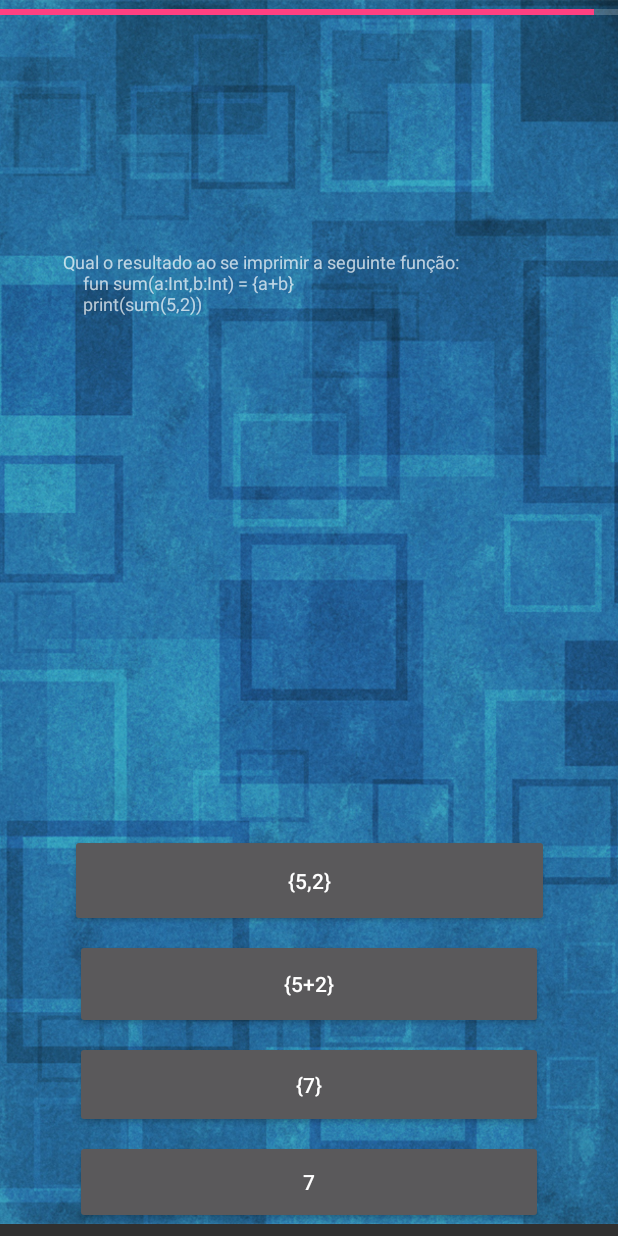
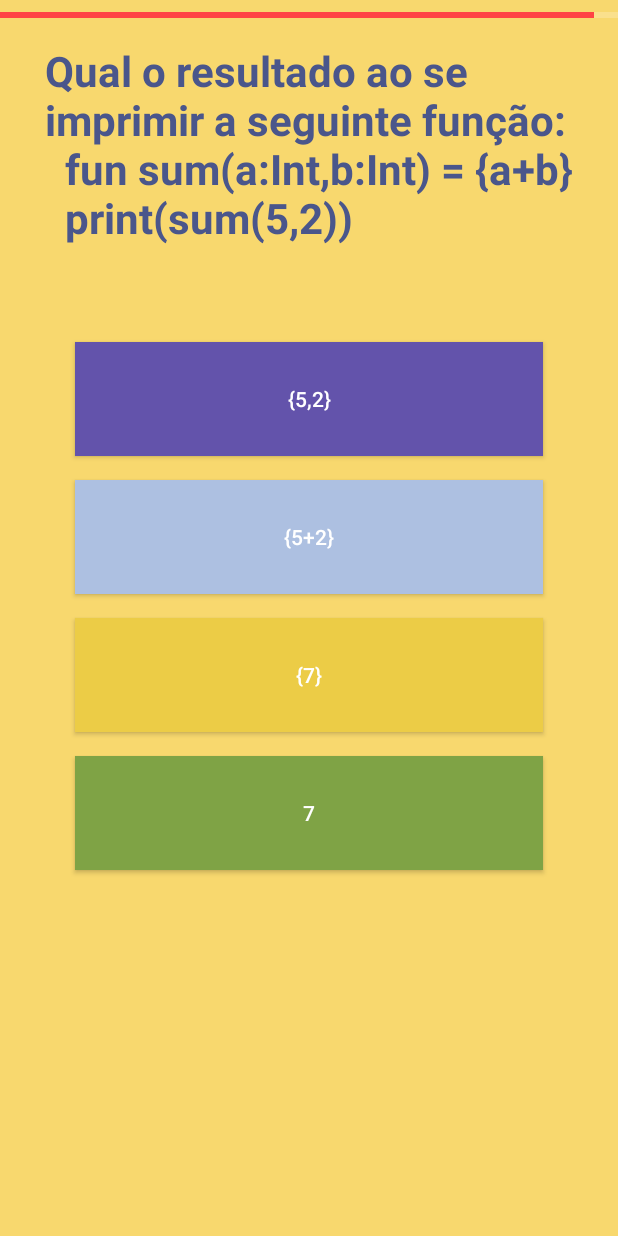
Before and after one commit to pedrohff/kotlinando, an Android app: the screen it shows after launch (ViewQuestao), after a tap on "JOGAR", on a phone screen of 412 x 824 dp. Run offline under Robolectric (Android 15) with nearby library versions, the phone set to English and light mode, and no system bars; our stand-ins replace Room's generated code.

Commit message:
Alterações no layout, correções de bug e configuração do Room

```diff
--- a/app/src/main/java/com/kotlinquiz/dao/LogQuestaoDao.kt
+++ b/app/src/main/java/com/kotlinquiz/dao/LogQuestaoDao.kt
@@ -11,8 +11,8 @@ import com.kotlinquiz.model.LogQuestao
     @Query("select * from logQuestao")
     fun getAll() : List<LogQuestao>
 
-    @Insert(onConflict = REPLACE)
-    fun save(log: LogQuestao)
+    @Insert
+    fun save(logs: LogQuestao) : Long
 
     @Update(onConflict = REPLACE)
     fun update(log: LogQuestao)
--- a/app/src/main/java/com/kotlinquiz/dao/LogQuestaoDatabase.kt
+++ b/app/src/main/java/com/kotlinquiz/dao/LogQuestaoDatabase.kt
@@ -3,22 +3,39 @@ package com.kotlinquiz.dao
 import android.arch.persistence.room.Database
 import android.arch.persistence.room.Room
 import android.arch.persistence.room.RoomDatabase
-import android.arch.persistence.room.TypeConverters
 import android.content.Context
-import com.kotlinquiz.ext.StringConverter
 import com.kotlinquiz.model.LogQuestao
 
 /**
  * Created by pedro on 06/11/17.
  */
 
-@Database(entities = arrayOf(LogQuestao::class), version = 1, exportSchema = false)
+@Database(entities = arrayOf(LogQuestao::class), version = 2, exportSchema = false)
 //@TypeConverters(StringConverter::class)
 abstract class LogQuestaoDatabase : RoomDatabase() {
+
+
+
     abstract fun logQuestaoDao() : LogQuestaoDao
 
-    companion object{
-        private val databaseName = "diet"
+    companion object {
+        var INSTANCE : LogQuestaoDatabase?= null
+        val databaseName = "DB"
+
+        fun getDB(context: Context) : LogQuestaoDatabase {
+            if(INSTANCE == null) {
+                INSTANCE = Room.databaseBuilder(context.applicationContext, LogQuestaoDatabase::class.java, databaseName).fallbackToDestructiveMigration().allowMainThreadQueries().build()
+            }
+            return INSTANCE as LogQuestaoDatabase
+        }
+
+        fun destroyDB() {
+            INSTANCE = null
+        }
+    }
+
+    /*companion object{
+
 
         var dbInstance:LogQuestaoDao? = null
         fun getInstance(context: Context):LogQuestaoDao?{
@@ -26,5 +43,5 @@ abstract class LogQuestaoDatabase : RoomDatabase() {
                 dbInstance = Room.inMemoryDatabaseBuilder(context, LogQuestaoDatabase::class.java).build().logQuestaoDao()
             return dbInstance;
         }
-    }
+    }*/
 }
--- a/app/src/main/java/com/kotlinquiz/ext/Extensions.kt
+++ b/app/src/main/java/com/kotlinquiz/ext/Extensions.kt
@@ -1,10 +1,6 @@
 package com.kotlinquiz.ext
 
-import android.arch.persistence.room.Room
 import android.content.Context
-import android.os.AsyncTask
-import com.kotlinquiz.dao.DB
-import com.kotlinquiz.dao.LogQuestaoDao
 import com.kotlinquiz.dao.LogQuestaoDatabase
 import com.kotlinquiz.model.LogQuestao
 import java.util.*
@@ -30,25 +26,18 @@ fun <T> Iterable<T>.shuffle(): List<T> {
     return list
 }
 
-fun saveLog(context: Context,logQuestao: LogQuestao) {
-    Room.databaseBuilder(context, LogQuestao::class.java, LogQuestaoDatabase)
+fun saveLog(context: Context,logQuestao: LogQuestao): Long {
+    val db = LogQuestaoDatabase.getDB(context)
+    var x: Long
 
-    object : AsyncTask<Void, Void, Void>() {
-        override fun doInBackground(vararg voids: Void): Void? {
-            LogQuestaoDatabase.getInstance(context)?.save(logQuestao)
-            return null
-        }
-    }.execute()
+    x = db.logQuestaoDao().save(logQuestao)
+    return x
 }
 
 fun loadLogs(context: Context) : List<LogQuestao>? {
+    val db = LogQuestaoDatabase.getDB(context)
     var list : List<LogQuestao>? = null
-    object : AsyncTask<Void, Void, List<LogQuestao>>() {
-        override fun doInBackground(vararg voids: Void): List<LogQuestao>? {
-            list = LogQuestaoDatabase.getInstance(context)?.getAll()
-            return null
-        }
-    }.execute()
+    list = db.logQuestaoDao().getAll()
 
     return list
 }
--- a/app/src/main/java/com/kotlinquiz/view/MainActivity.kt
+++ b/app/src/main/java/com/kotlinquiz/view/MainActivity.kt
@@ -3,12 +3,10 @@ package com.kotlinquiz.view
 import android.content.Intent
 import android.media.MediaPlayer
 import android.os.Bundle
-import android.support.annotation.UiThread
 import android.support.v7.app.AppCompatActivity
 import android.view.animation.Animation
 import android.view.animation.ScaleAnimation
 import com.kotlinquiz.R
-import com.kotlinquiz.dao.LogQuestaoDatabase
 import com.kotlinquiz.ext.loadLogs
 import com.kotlinquiz.model.LogQuestao
 import kotlinx.android.synthetic.main.activity_main.*
@@ -31,8 +29,10 @@ class MainActivity : AppCompatActivity() {
         var listLog = loadLogs(this)
         pontuacao = listLog?.fold(0.0) { acc: Double, logQuestao: LogQuestao -> acc + logQuestao.pontuacao }
 
-        if (pontuacao != null)
-            tvPontuacao.text = pontuacao.toString()
+        if (pontuacao != null) {
+            var x = pontuacao.toInt()
+            tvPontuacao.text = x.toString()
+        }
         animarBotao();
 
     }
@@ -54,8 +54,10 @@ class MainActivity : AppCompatActivity() {
         val listLog = loadLogs(this)
         pontuacao = listLog?.fold(0.0) { acc: Double, logQuestao: LogQuestao -> acc + logQuestao.pontuacao }
 
-        if (pontuacao != null)
-            tvPontuacao.text = pontuacao.toString()
+        if (pontuacao != null) {
+            var x = pontuacao.toInt()
+            tvPontuacao.text = x.toString()
+        }
     }
 
     fun animarBotao() {
--- a/app/src/main/java/com/kotlinquiz/view/ViewFeedback.kt
+++ b/app/src/main/java/com/kotlinquiz/view/ViewFeedback.kt
@@ -25,7 +25,11 @@ class ViewFeedback(var logQuestao: LogQuestao = LogQuestao()) : AppCompatActivit
             tvTitulo.text = "Resposta\nCorreta"
             tvTitulo.setTextColor(Color.parseColor("#5fba7d"))
         } else {
-            tvTitulo.text = "Resposta\nErrada"
+            if(logQuestao.tempoResposta==0)
+                tvTitulo.text = "Tempo\nEsgotado"
+            else
+                tvTitulo.text = "Resposta\nErrada"
+
             tvTitulo.setTextColor(Color.parseColor("#a06565"))
         }
 
--- a/app/src/main/res/layout/activity_main.xml
+++ b/app/src/main/res/layout/activity_main.xml
@@ -63,7 +63,7 @@
         android:text="@string/pontuacao_inicial"
         android:textColor="@android:color/black"
         android:textAlignment="center"
-        android:textSize="36sp"
+        android:textSize="44sp"
         android:textStyle="bold"
         app:layout_constraintBottom_toBottomOf="parent"
         app:layout_constraintEnd_toEndOf="parent"
--- a/app/src/main/res/layout/activity_view_questao.xml
+++ b/app/src/main/res/layout/activity_view_questao.xml
@@ -5,18 +5,8 @@
     android:layout_width="match_parent"
     android:layout_height="match_parent"
     tools:context=".view.ViewQuestao"
-    tools:layout_editor_absoluteY="25dp">
-
-    <ImageView
-        android:id="@+id/imageView3"
-        android:layout_width="0dp"
-        android:layout_height="0dp"
-        android:scaleType="centerCrop"
-        app:layout_constraintBottom_toBottomOf="@+id/resp4"
-        app:layout_constraintEnd_toEndOf="parent"
-        app:layout_constraintStart_toStartOf="parent"
-        app:layout_constraintTop_toTopOf="@+id/barra"
-        app:srcCompat="@drawable/bk_tela_questao" />
+    tools:layout_editor_absoluteY="25dp"
+    android:background="@color/colorBackground">
 
     <android.support.constraint.Guideline
         android:id="@+id/guideline"
@@ -36,74 +26,93 @@
         android:id="@+id/barra"
         style="?android:attr/progressBarStyleHorizontal"
         android:layout_width="match_parent"
-        android:layout_height="16dp"
-        android:progress="50" />
+        android:layout_height="20dp"
+        android:minHeight="20dp"
+        android:maxHeight="20dp"
+        android:progress="50"
+
+        android:progressTint="@android:color/holo_red_light" />
 
     <TextView
         android:id="@+id/tvPergunta"
-        android:layout_width="328dp"
-        android:layout_height="240dp"
-        android:layout_marginBottom="8dp"
-        android:layout_marginEnd="8dp"
-        android:layout_marginStart="8dp"
+        android:layout_width="352dp"
+        android:layout_height="wrap_content"
+        android:layout_marginEnd="2dp"
+        android:layout_marginStart="2dp"
         android:layout_marginTop="8dp"
-        android:text="TextView"
-        android:textSize="12sp"
-        app:layout_constraintBottom_toTopOf="@+id/resp1"
+        android:text="TextView\ntv\ntvtvtvtvtvtvtv\ntvtvtvtvtvtvtvttt"
+        android:textColor="@color/colorTextPrimary"
+        android:textSize="28sp"
+        android:textStyle="bold"
         app:layout_constraintEnd_toEndOf="parent"
         app:layout_constraintStart_toStartOf="parent"
         app:layout_constraintTop_toBottomOf="@+id/barra" />
 
     <Button
         android:id="@+id/resp1"
-        android:layout_width="319dp"
-        android:layout_height="62dp"
-        android:layout_marginBottom="8dp"
+        android:layout_width="312dp"
+        android:layout_height="76dp"
+        android:layout_marginEnd="8dp"
+        android:layout_marginStart="8dp"
+        android:layout_marginTop="64dp"
+        android:background="@color/colorBotao1"
         android:text="Button"
         android:textAlignment="center"
+        android:textAllCaps="false"
+        android:textColor="@color/colorWhite"
         android:textSize="14sp"
-        app:layout_constraintBottom_toTopOf="@+id/resp2"
-        app:layout_constraintEnd_toEndOf="@+id/resp4"
-        app:layout_constraintStart_toStartOf="@+id/resp2" />
+        app:layout_constraintEnd_toEndOf="parent"
+        app:layout_constraintStart_toStartOf="parent"
+        app:layout_constraintTop_toBottomOf="@+id/tvPergunta" />
 
     <Button
         android:id="@+id/resp2"
         android:layout_width="312dp"
-        android:layout_height="60dp"
-        android:layout_marginBottom="8dp"
+        android:layout_height="76dp"
+        android:layout_marginEnd="8dp"
+        android:layout_marginStart="8dp"
+        android:layout_marginTop="16dp"
+        android:background="@color/colorBotao2"
         android:text="Button"
         android:textAlignment="center"
+        android:textAllCaps="false"
+        android:textColor="@color/colorWhite"
         android:textSize="14sp"
-        app:layout_constraintBottom_toTopOf="@+id/resp3"
-        app:layout_constraintEnd_toEndOf="@+id/resp4"
-        app:layout_constraintStart_toStartOf="@+id/resp3" />
+        app:layout_constraintEnd_toEndOf="parent"
+        app:layout_constraintStart_toStartOf="parent"
+        app:layout_constraintTop_toBottomOf="@+id/resp1" />
 
     <Button
         android:id="@+id/resp3"
         android:layout_width="312dp"
-        android:layout_height="58dp"
-        android:layout_marginBottom="8dp"
+        android:layout_height="76dp"
+        android:layout_marginEnd="8dp"
+        android:layout_marginStart="8dp"
+        android:layout_marginTop="16dp"
+        android:background="@color/colorBotao3"
         android:text="Button"
         android:textAlignment="center"
+        android:textAllCaps="false"
+        android:textColor="@color/colorWhite"
         android:textSize="14sp"
-        app:layout_constraintBottom_toTopOf="@+id/resp4"
-        app:layout_constraintEnd_toEndOf="@+id/resp4"
-        app:layout_constraintHorizontal_bias="0.0"
-        app:layout_constraintLeft_toLeftOf="parent"
-        app:layout_constraintRight_toRightOf="parent"
-        app:layout_constraintStart_toStartOf="@+id/resp4" />
+        app:layout_constraintEnd_toEndOf="parent"
+        app:layout_constraintStart_toStartOf="parent"
+        app:layout_constraintTop_toBottomOf="@+id/resp2" />
 
     <Button
         android:id="@+id/resp4"
         android:layout_width="312dp"
-        android:layout_height="56dp"
-        android:layout_marginBottom="8dp"
+        android:layout_height="76dp"
         android:layout_marginEnd="8dp"
         android:layout_marginStart="8dp"
+        android:layout_marginTop="16dp"
+        android:background="@color/colorBotao4"
         android:text="Button"
         android:textAlignment="center"
+        android:textAllCaps="false"
+        android:textColor="@color/colorWhite"
         android:textSize="14sp"
-        app:layout_constraintBottom_toBottomOf="parent"
         app:layout_constraintEnd_toEndOf="parent"
-        app:layout_constraintStart_toStartOf="parent" />
+        app:layout_constraintStart_toStartOf="parent"
+        app:layout_constraintTop_toBottomOf="@+id/resp3" />
 </android.support.constraint.ConstraintLayout>
--- a/app/src/main/res/values/colors.xml
+++ b/app/src/main/res/values/colors.xml
@@ -1,6 +1,19 @@
 <?xml version="1.0" encoding="utf-8"?>
 <resources>
     <color name="colorPrimary">#3F51B5</color>
-    <color name="colorPrimaryDark">#303F9F</color>
+    <color name="colorPrimaryDark">#eccc46</color>
     <color name="colorAccent">#FF4081</color>
+    <color name="colorBackground">#f8d86e</color>
+    <color name="colorBackgroundGreen">#e3fa8a</color>
+    <color name="colorTextPrimary">#4a568b</color>
+    <color name="colorTextLight">#3984ca</color>
+    <color name="colorTextLighter">#88add0</color>
+    <color name="colorBotao1">#6353ab</color>
+    <color name="colorBotao2">#adc0e1</color>
+    <color name="colorBotao3">#eccc46</color>
+    <color name="colorBotao4">#7fa345</color>
+    <color name="colorWhite">#ffffff</color>
+
+    <!--color name="color"></color-->
+
 </resources>
```
Also changed, not shown: app/src/main/java/com/kotlinquiz/dao/QuestaoDao.kt (+2 -5 lines), app/src/main/java/com/kotlinquiz/dao/QuestaoDatabase.kt (+4 -10 lines), app/src/main/java/com/kotlinquiz/model/LogQuestao.kt (+22 -10 lines), app/src/main/java/com/kotlinquiz/view/ViewQuestao.kt (+5 -6 lines), app/src/main/res/layout/activity_view_feedback.xml (+9 -4 lines).
